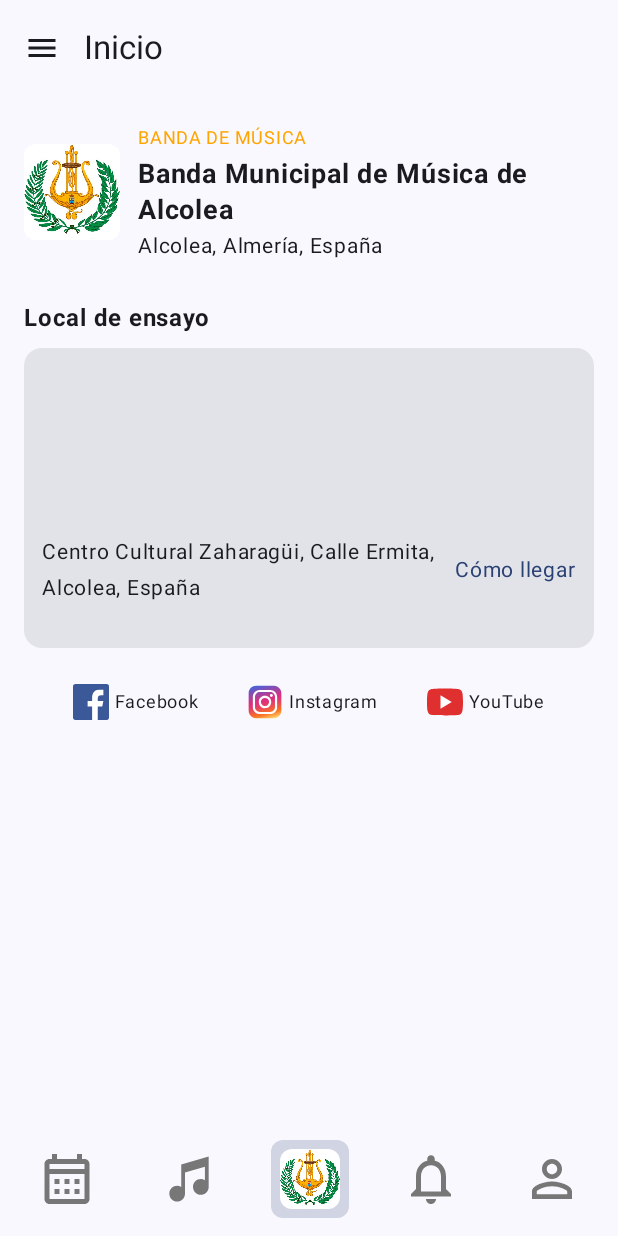
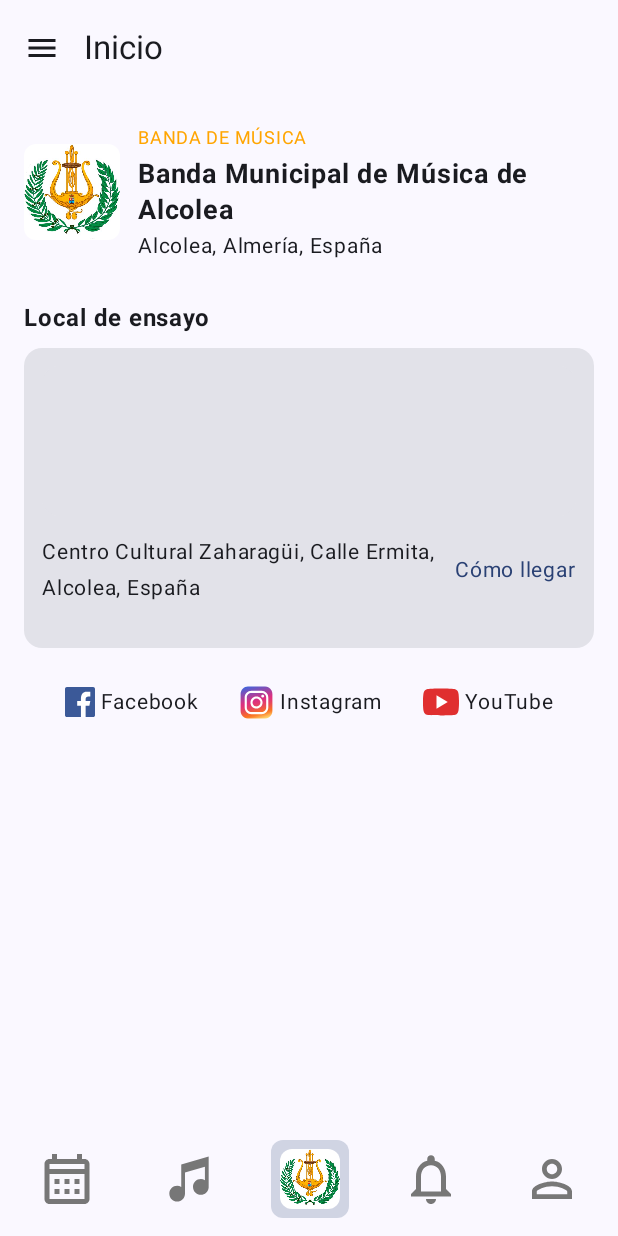
Before and after one commit to JavierPC28/PI_MusicaInCrescendo, an Android app built with Jetpack Compose: the home screen opened through its navigation route, on a phone screen of 412 x 824 dp. Run offline under Robolectric (Android 15) with nearby library versions, the phone set to English and light mode, and no system bars; our stand-ins replace Firebase (no records; nobody signed in at launch, a user with empty details on screens opened directly), accompanist.

Commit message:
v5.1.1 (pequeños ajustes de tamaño)

```diff
--- a/app/src/main/java/org/iesalandalus/pi_musicaincrescendo/ui/main/HomeScreen.kt
+++ b/app/src/main/java/org/iesalandalus/pi_musicaincrescendo/ui/main/HomeScreen.kt
@@ -27,7 +27,7 @@ import org.iesalandalus.pi_musicaincrescendo.R
 fun HomeScreen() {
     val context = LocalContext.current
     // Tamaño común para los iconos de redes sociales
-    val socialIconSize = 24.dp
+    val socialIconSize = 20.dp
 
     Column(
         modifier = Modifier
@@ -142,7 +142,7 @@ fun HomeScreen() {
                 Spacer(modifier = Modifier.width(4.dp))
                 Text(
                     text = "Facebook",
-                    fontSize = 12.sp
+                    fontSize = 14.sp
                 )
             }
             // Instagram
@@ -159,12 +159,12 @@ fun HomeScreen() {
                 Image(
                     painter = painterResource(id = R.drawable.instagram),
                     contentDescription = "Instagram",
-                    modifier = Modifier.size(socialIconSize)
+                    modifier = Modifier.size(socialIconSize + 3.dp)
                 )
                 Spacer(modifier = Modifier.width(4.dp))
                 Text(
                     text = "Instagram",
-                    fontSize = 12.sp
+                    fontSize = 14.sp
                 )
             }
             // YouTube
@@ -181,12 +181,12 @@ fun HomeScreen() {
                 Image(
                     painter = painterResource(id = R.drawable.youtube),
                     contentDescription = "YouTube",
-                    modifier = Modifier.size(socialIconSize)
+                    modifier = Modifier.size(socialIconSize + 4.dp)
                 )
                 Spacer(modifier = Modifier.width(4.dp))
                 Text(
                     text = "YouTube",
-                    fontSize = 12.sp
+                    fontSize = 14.sp
                 )
             }
         }
```
